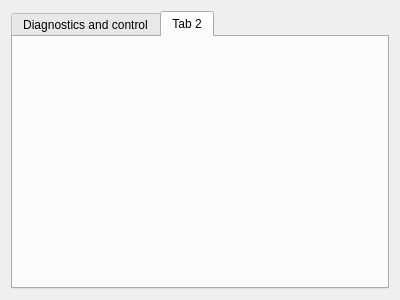
Before: the Qt Designer form mrvk_gui/uis/MainWidget.ui in MatejBartosovic/mrvk_project, drawn with Qt 5.
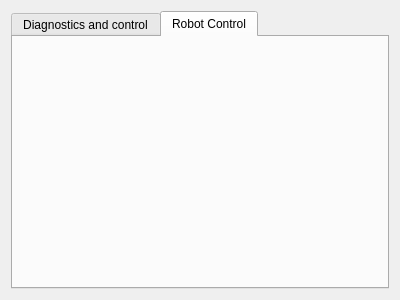
After: the same form once the commit is applied. The open tabs and pages were chosen to show the change.

```diff
--- a/mrvk_gui/uis/MainWidget.ui
+++ b/mrvk_gui/uis/MainWidget.ui
@@ -35,7 +35,7 @@
      </widget>
      <widget class="QWidget" name="tab_2">
       <attribute name="title">
-       <string>Tab 2</string>
+       <string>Robot Control</string>
       </attribute>
      </widget>
     </widget>
```
Left out of the diff: 3 changed lines with no effect on the pictures.
